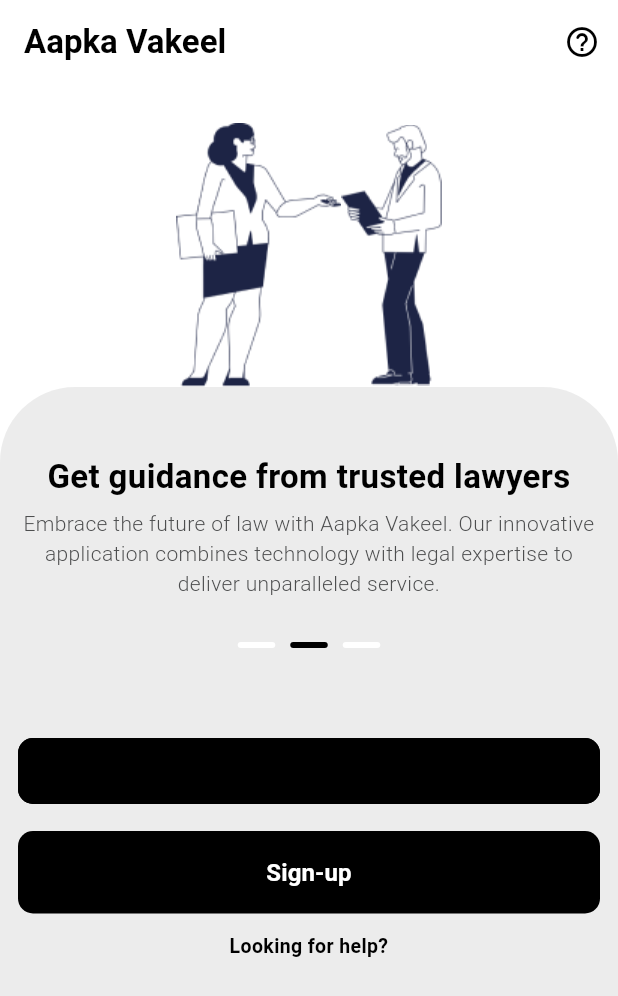
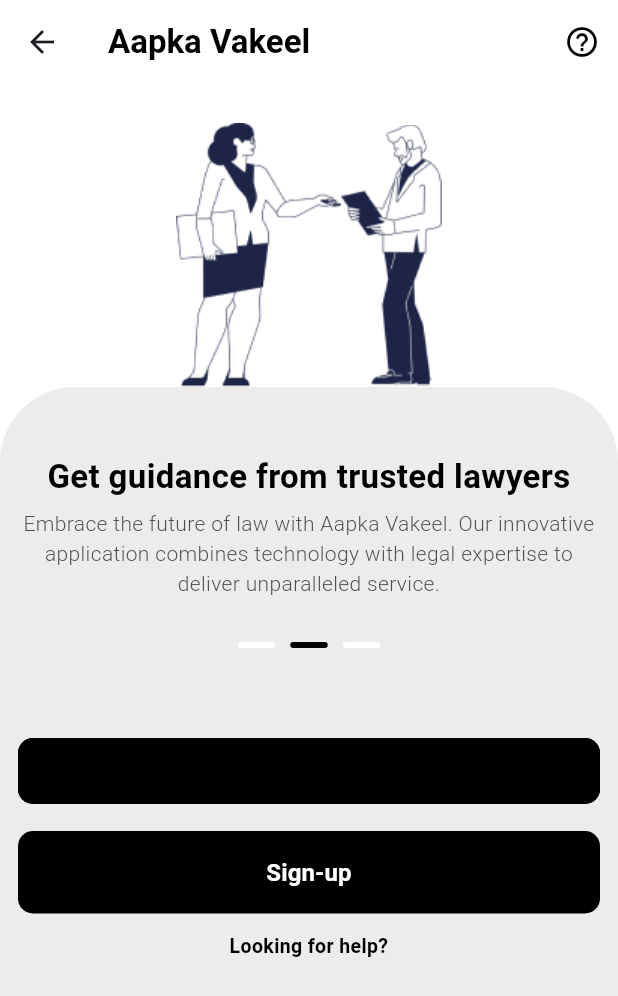
Before and after one commit to Ishita03-Singh/aapka_vakeel, a Flutter app: the screen it shows after launch, on a phone screen of 412 x 824 dp. Shown: the top 996 px of the screen. Run offline on Flutter 3.47's test engine with Material 3 defaults, Android fonts, the phone set to English and light mode, and no system bars; drawn by our look-alikes of loader_overlay; our stand-ins replace animated_splash_screen, camera, cloud_firestore, country_picker, csc_picker, file_picker and 14 more; missing offline and left inert: flutter_callkit_incoming, flutter_pdfview, flutter_webrtc, razorpay_flutter, video_call; accounts and stored records are empty.

Commit message:
Fix : Nagiation Added, Form Save Added, Camera Sdk issues

```diff
--- /dev/null
+++ b/devtools_options.yaml
@@ -0,0 +1,3 @@
+description: This file stores settings for Dart & Flutter DevTools.
+documentation: https://docs.flutter.dev/tools/devtools/extensions#configure-extension-enablement-states
+extensions:
--- a/lib/screens/advocate/appointment.dart
+++ b/lib/screens/advocate/appointment.dart
@@ -60,7 +60,7 @@ class _AppointmentPageState extends State<AppointmentPage> {
                   ,customButton.smalltaskButton("Join call", (){
                     Navigator.of(context).pushReplacement(
                                                                     MaterialPageRoute(
-                                                                      builder: (context) =>JoinScreen(username: userClass.displayName,meetingId: userClass.phoneNumber,isJoin: false,)
+                                                                      builder: (context) =>JoinScreen(username: userClass.displayName,meetingId: userClass.phoneNumber)
                                                                       // VideoCall(data: snapshot.data!),
                                                                     ));
                   })
--- a/lib/screens/asyncLoader.dart
+++ b/lib/screens/asyncLoader.dart
@@ -73,7 +73,7 @@ var meetingId="";
               WidgetsBinding.instance.addPostFrameCallback((_) {
                 Navigator.of(context).pushReplacement(
                   MaterialPageRoute(
-                    builder: (context) =>JoinScreen(username: widget.username,meetingId: meetingId,isJoin: false,)
+                    builder: (context) =>JoinScreen(username: widget.username,meetingId: meetingId)
                     // VideoCall(data: snapshot.data!),
                   ),
                 );
--- a/lib/screens/settings.dart
+++ b/lib/screens/settings.dart
@@ -163,7 +163,7 @@ Future<void> downloadSavedFile(File savedFile) async {
                                                                 customButton.smalltaskButton("Join Now", (){
                                                                     Navigator.of(context).pushReplacement(
                                                                     MaterialPageRoute(
-                                                                      builder: (context) =>JoinScreen(username: userClass.displayName,meetingId:advocatecall.advoacteId,isJoin: true,)
+                                                                      builder: (context) =>JoinScreen(username: userClass.displayName,meetingId:advocatecall.advoacteId)
                                                                       // VideoCall(data: snapshot.data!),
                                                                     ),
                                                                 );
--- a/lib/screens/stampPaper.dart
+++ b/lib/screens/stampPaper.dart
@@ -146,7 +146,7 @@ return Container(
          if (_formKey.currentState!.validate()) {
             Navigator.of(context).pushReplacement(
                  MaterialPageRoute(
-                  builder: (context) =>JoinScreen(username: userClass.displayName,meetingId: userClass.uid+"stampaper",isJoin: false,)
+                  builder: (context) =>JoinScreen(username: userClass.displayName,meetingId: userClass.uid+"stampaper")
                   // VideoCall(data: snapshot.data!),
                   ),
                                                                 );
@@ -280,7 +280,7 @@ return Container(
             if (_formKey.currentState!.validate()) {
                Navigator.of(context).pushReplacement(
                  MaterialPageRoute(
-                  builder: (context) =>JoinScreen(username: userClass.displayName,meetingId: userClass.uid+"stampaper",isJoin: false,)
+                  builder: (context) =>JoinScreen(username: userClass.displayName,meetingId: userClass.uid+"stampaper")
                   // VideoCall(data: snapshot.data!),
                  ));
 
--- a/lib/screens/trademark/trademarkDetail.dart
+++ b/lib/screens/trademark/trademarkDetail.dart
@@ -128,7 +128,7 @@ class _TrademarkDetailState extends State<TrademarkDetail> {
           customButton.taskButton("Join Call", (){
    Navigator.of(context).pushReplacement(
                  MaterialPageRoute(
-                  builder: (context) =>JoinScreen(username: userClass.displayName,meetingId: userClass.uid+"traemark:"+widget.trademarkType,isJoin: false,)
+                  builder: (context) =>JoinScreen(username: userClass.displayName,meetingId: userClass.uid+"traemark:"+widget.trademarkType)
                   // VideoCall(data: snapshot.data!),
                  ));
           })
--- a/lib/utilities/my_appbar.dart
+++ b/lib/utilities/my_appbar.dart
@@ -6,21 +6,35 @@ import 'package:flutter/material.dart';
 import 'package:url_launcher/url_launcher.dart';
 
 class MyAppBar {
-  static appbar(context,{String head= StrLiteral.appName,}) {
+  static appbar(
+      BuildContext context, {
+        String head = StrLiteral.appName,
+        VoidCallback? onBackPressed, // Callback for the back button
+      }) {
     return AppBar(
+      leading: IconButton(
+        icon: const Icon(Icons.arrow_back),
+        onPressed: onBackPressed ?? () => Navigator.pop(context),
+      ),
       titleSpacing: 16,
       title: Align(
         alignment: Alignment.centerLeft,
-          child: CustomText.appNameText(head)),
+        child: CustomText.appNameText(head),
+      ),
       backgroundColor: AppColor.bgColor,
       actions: [
         customButton.iconButton(
-            context, "Help", Icons.help_outline_rounded, () {
-               launchURL('http://aapkavakeel.com/#/terms'); // Replace with your URL
-            })
+          context,
+          "Help",
+          Icons.help_outline_rounded,
+              () {
+            launchURL('https://example.com'); // Replace with your URL
+          },
+        )
       ],
     );
   }
+
   static Future<void> launchURL(String url) async {
     // Check if the URL can be launched
     if (await canLaunch(url)) {
--- a/pubspec.yaml
+++ b/pubspec.yaml
@@ -62,8 +62,8 @@ dependencies:
 
   firebase_storage:
   # flutter_document_writer:
-  # video_call:
-  #   path: /Users/ishitasingh/Desktop/aapka_vakeel/videosdk/video_call
+  video_call:
+    path: "D://personalGithub/videoSDK"
   uuid:
   provider:
   firebase_messaging:
```
Also changed, not shown: lib/screens/affidavitScreen.dart (+42 -4 lines), pubspec.lock, 1 other file. Lines whose indentation alone changed are shown as unchanged.
